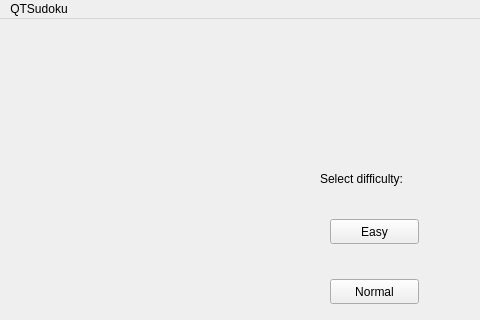
This is QtSudoku/mainwindow.ui in VladNasirov/QtSudoku as Qt 5 draws it before an edit; both pictures show x 0 to 480 and y 0 to 320 of the 800 by 600 pixel window. The edited form follows.
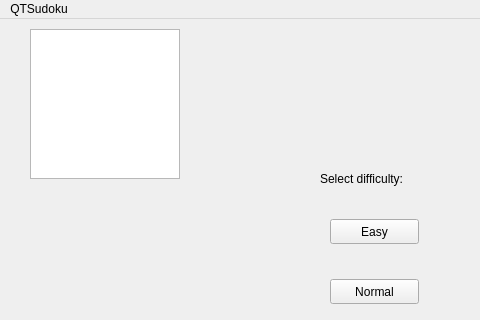
This is the edited form.

Diff of the .ui file:
```diff
--- a/QtSudoku/mainwindow.ui
+++ b/QtSudoku/mainwindow.ui
@@ -79,6 +79,37 @@
      <string>Expert</string>
     </property>
    </widget>
+   <widget class="QTableWidget" name="SudokuTable">
+    <property name="geometry">
+     <rect>
+      <x>30</x>
+      <y>10</y>
+      <width>150</width>
+      <height>150</height>
+     </rect>
+    </property>
+    <property name="maximumSize">
+     <size>
+      <width>16777213</width>
+      <height>16777215</height>
+     </size>
+    </property>
+    <property name="inputMethodHints">
+     <set>Qt::ImhDigitsOnly</set>
+    </property>
+    <property name="verticalScrollBarPolicy">
+     <enum>Qt::ScrollBarAlwaysOff</enum>
+    </property>
+    <property name="horizontalScrollBarPolicy">
+     <enum>Qt::ScrollBarAlwaysOff</enum>
+    </property>
+   </widget>
+   <zorder>SudokuTable</zorder>
+   <zorder>label</zorder>
+   <zorder>pushButtonEasy</zorder>
+   <zorder>pushButtonExpert</zorder>
+   <zorder>pushButtonHard</zorder>
+   <zorder>pushButtonNormal</zorder>
   </widget>
   <widget class="QMenuBar" name="menubar">
    <property name="geometry">
```
